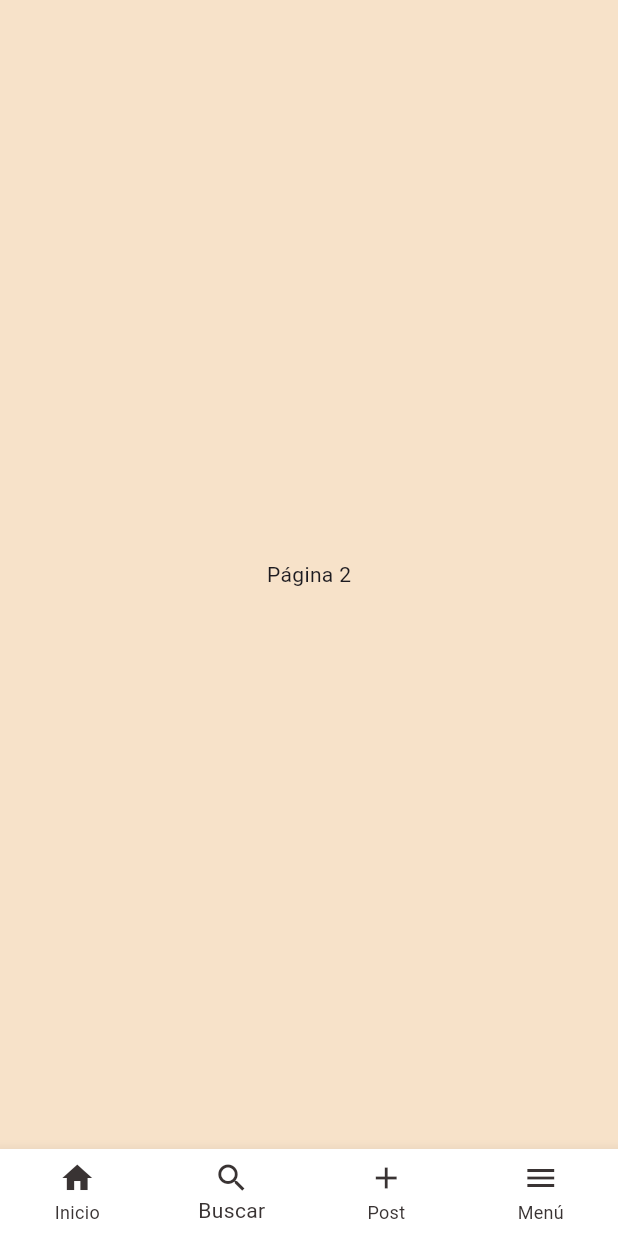
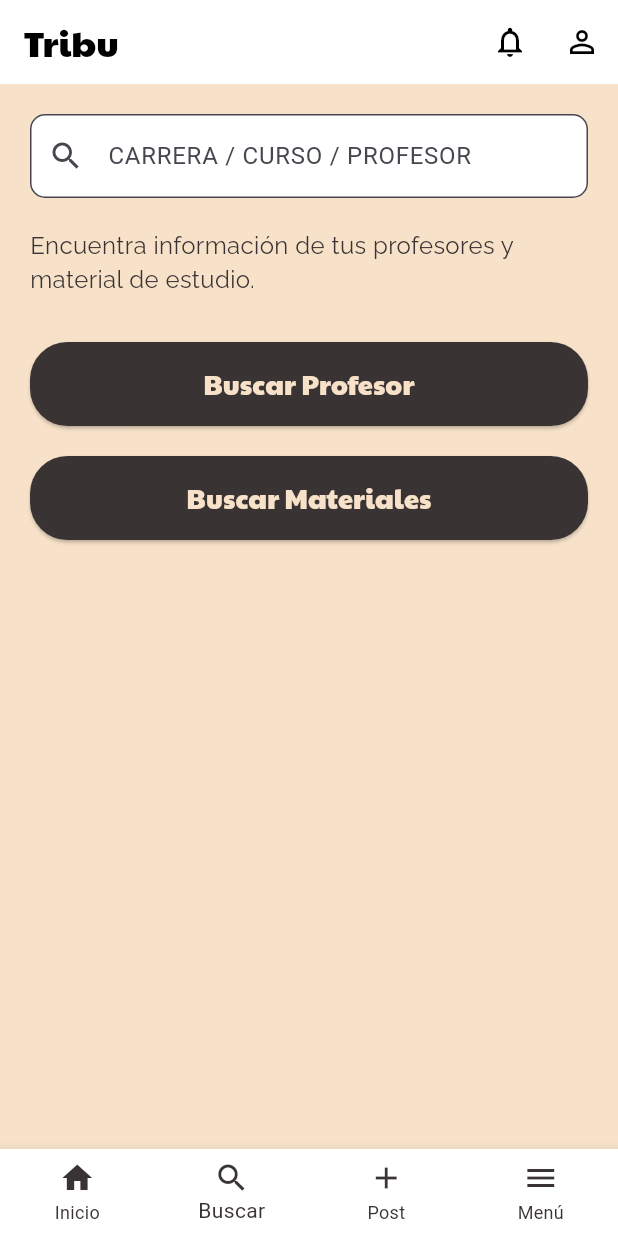
Before and after one commit to Sovero1/TribuApp, a Flutter app: the HomePage screen opened directly with empty values, item 2 of the bottom bar chosen, on a phone screen of 412 x 824 dp. Run offline on Flutter 3.47's test engine with Material 3 defaults, Android fonts, the light colour scheme and no system bars; our stand-ins replace get; missing offline and left inert: dart:ffi; network calls fail; project files that could hold a hidden picture were left out.

Commit message:
search and postear

```diff
--- a/lib/pages/home/home_page.dart
+++ b/lib/pages/home/home_page.dart
@@ -6,6 +6,8 @@ import 'package:tribu_app/pages/menu/menu_page.dart';
 import '../../models/usuario.dart';
 import 'home_controller.dart';
 import 'package:tribu_app/configs/colors.dart';
+import 'package:tribu_app/pages/search/buscar_page.dart';
+import 'package:tribu_app/pages/postear/postear_page.dart';
 
 class HomePage extends StatefulWidget {
   @override
@@ -29,9 +31,9 @@ class _HomePageState extends State<HomePage> {
       case 0:
         return _bodyPestana1();
       case 1:
-        return Center(child: Text('Página 2'));
+        return BuscarPage();
       case 2:
-        return Center(child: Text('Página 3'));
+        return PostearPage();
       case 3:
         return MenuPage();
       default:
@@ -49,6 +51,33 @@ class _HomePageState extends State<HomePage> {
   Widget _buildBody(BuildContext context) {
     return SafeArea(
       child: Scaffold(
+        appBar: AppBar(
+          backgroundColor: Colors.white,
+          elevation: 0, // Sin sombra
+          automaticallyImplyLeading: false, // Elimina la flecha de retroceso
+          title: Text(
+            'Tribu',
+            style: TextStyle(
+              color: Colors.black, // Texto negro
+              fontFamily: 'Titulo', // Asegúrate de que tienes esta fuente
+              fontSize: 24,
+            ),
+          ),
+          actions: [
+            IconButton(
+              icon: Icon(Icons.notifications_none, color: Colors.black),
+              onPressed: () {
+                // Acción de notificaciones
+              },
+            ),
+            IconButton(
+              icon: Icon(Icons.person_outline, color: Colors.black),
+              onPressed: () {
+                // Acción para perfil de usuario
+              },
+            ),
+          ],
+        ),
         backgroundColor:
             AppColors.secondaryColor, // Fondo beige de toda la pantalla
         body: _body,
--- /dev/null
+++ b/lib/pages/search/buscar_controller.dart
@@ -0,0 +1,3 @@
+import 'package:get/get.dart';
+
+class BuscarController extends GetxController {}
--- /dev/null
+++ b/lib/pages/search/buscar_page.dart
@@ -0,0 +1,81 @@
+import 'package:flutter/material.dart';
+import 'package:tribu_app/configs/colors.dart';
+
+class BuscarPage extends StatelessWidget {
+  @override
+  Widget build(BuildContext context) {
+    return Scaffold(
+      body: Padding(
+        padding: const EdgeInsets.all(20.0),
+        child: Column(
+          crossAxisAlignment: CrossAxisAlignment.stretch,
+          children: [
+            TextField(
+              decoration: InputDecoration(
+                hintText: 'CARRERA / CURSO / PROFESOR',
+                prefixIcon: Icon(Icons.search),
+                border: OutlineInputBorder(
+                  borderRadius: BorderRadius.circular(10.0),
+                ),
+                filled: true,
+                fillColor: Colors.white,
+              ),
+            ),
+            SizedBox(height: 20.0),
+            Text(
+              'Encuentra información de tus profesores y material de estudio.',
+              style: TextStyle(
+                fontFamily: 'Texto',
+                fontSize: 16.0,
+                color: AppColors.primaryColor,
+              ),
+            ),
+            SizedBox(height: 30.0),
+            ElevatedButton(
+              onPressed: () {
+                // Acción para buscar profesores
+              },
+              style: ElevatedButton.styleFrom(
+                backgroundColor: AppColors.primaryColor, // Marrón oscuro
+                padding: EdgeInsets.symmetric(vertical: 15),
+                shape: RoundedRectangleBorder(
+                  borderRadius: BorderRadius.circular(25),
+                ),
+              ),
+              child: Text(
+                'Buscar Profesor',
+                style: TextStyle(
+                  fontFamily: 'Titulo',
+                  fontSize: 18,
+                  color: AppColors.secondaryColor,
+                ),
+              ),
+            ),
+            SizedBox(height: 20.0),
+            ElevatedButton(
+              onPressed: () {
+                // Acción para buscar materiales
+              },
+              style: ElevatedButton.styleFrom(
+                backgroundColor: AppColors.primaryColor, // Marrón oscuro
+                padding: EdgeInsets.symmetric(vertical: 15),
+                shape: RoundedRectangleBorder(
+                  borderRadius: BorderRadius.circular(25),
+                ),
+              ),
+              child: Text(
+                'Buscar Materiales',
+                style: TextStyle(
+                  fontFamily: 'Titulo',
+                  fontSize: 18,
+                  color: AppColors.secondaryColor,
+                ),
+              ),
+            ),
+          ],
+        ),
+      ),
+      backgroundColor: AppColors.secondaryColor, // Color de fondo beige
+    );
+  }
+}
```
Also changed, not shown: lib/pages/menu/menu_page.dart (+0 -21 lines), lib/pages/postear/postear_page.dart (added, +142 -0 lines), lib/pages/sign_in/sign_in_page.dart (+4 -4 lines), lib/pages/postear/postear_controller.dart (added).
